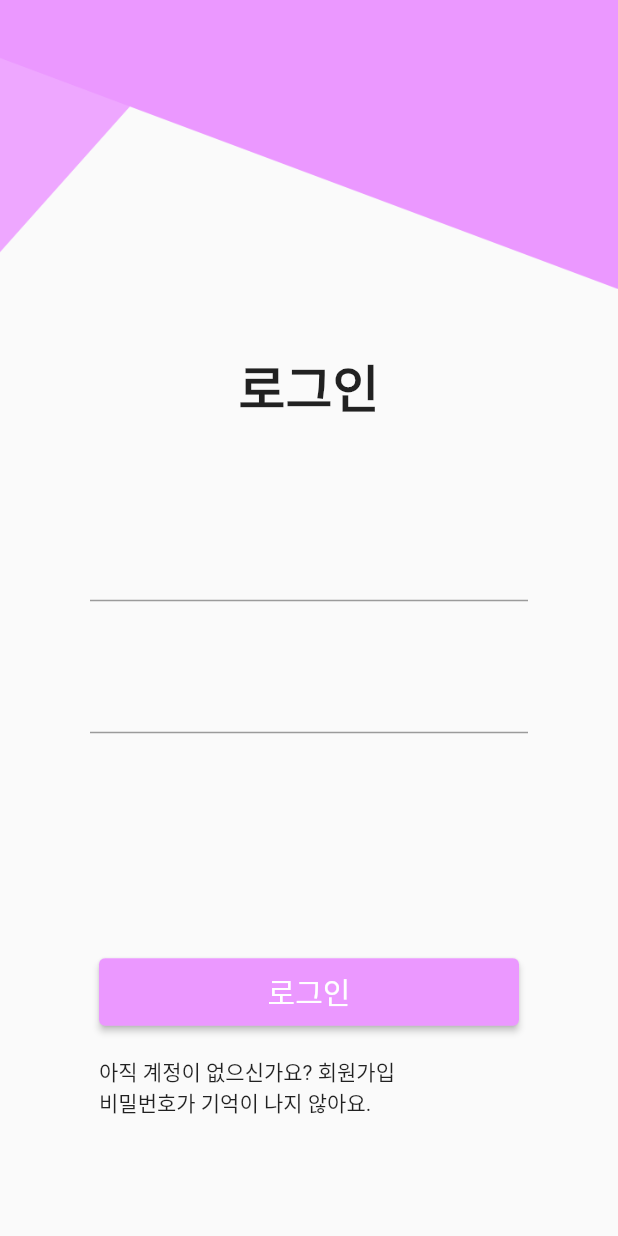
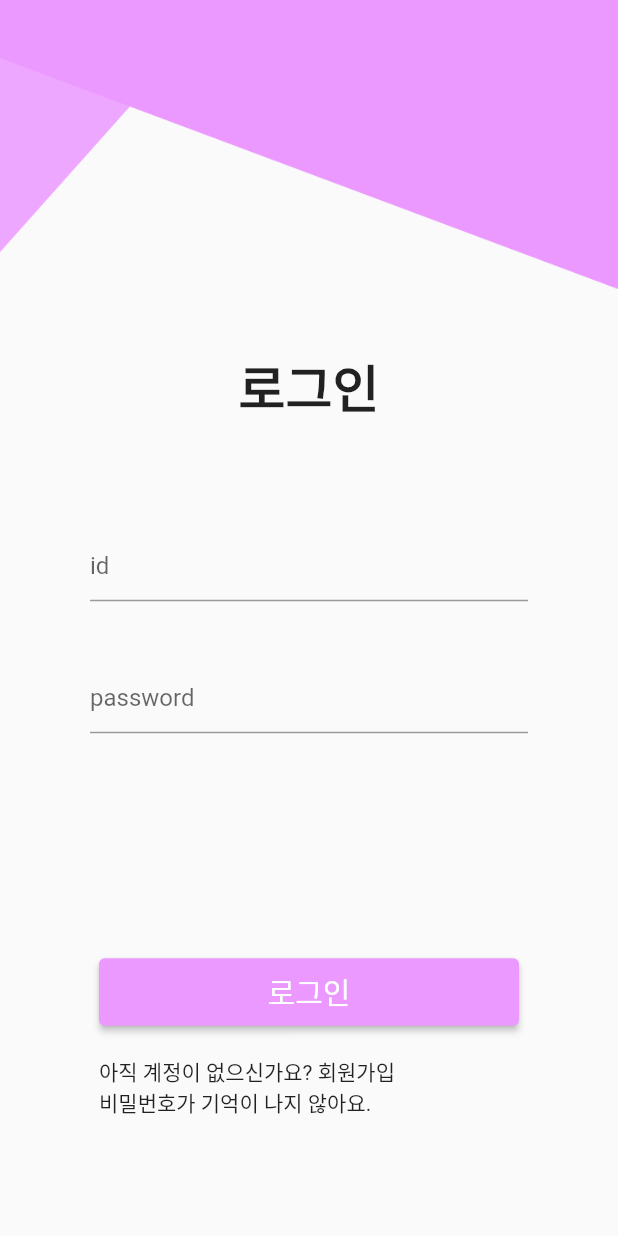
Before and after one commit to todo-jeweler/app-garnet, a Flutter app: the screen it shows after launch, on a phone screen of 412 x 824 dp. Run offline on Flutter 3.47's test engine with Material 2 defaults, Android fonts, the phone set to English and light mode, and no system bars.

Commit message:
add placeholder

```diff
--- a/lib/ui/view/login.dart
+++ b/lib/ui/view/login.dart
@@ -22,12 +22,16 @@ class Login extends StatelessWidget {
           SizedBox(height: 70),
           Container(
             padding: const EdgeInsets.symmetric(horizontal: 60),
-            child: TextField(),
+            child: TextField(
+              decoration: InputDecoration(hintText: 'id'),
+            ),
           ),
           SizedBox(height: 40),
           Container(
             padding: const EdgeInsets.symmetric(horizontal: 60),
-            child: TextField(),
+            child: TextField(
+              decoration: InputDecoration(hintText: 'password'),
+            ),
           ),
           SizedBox(height: 150),
           Container(
```
